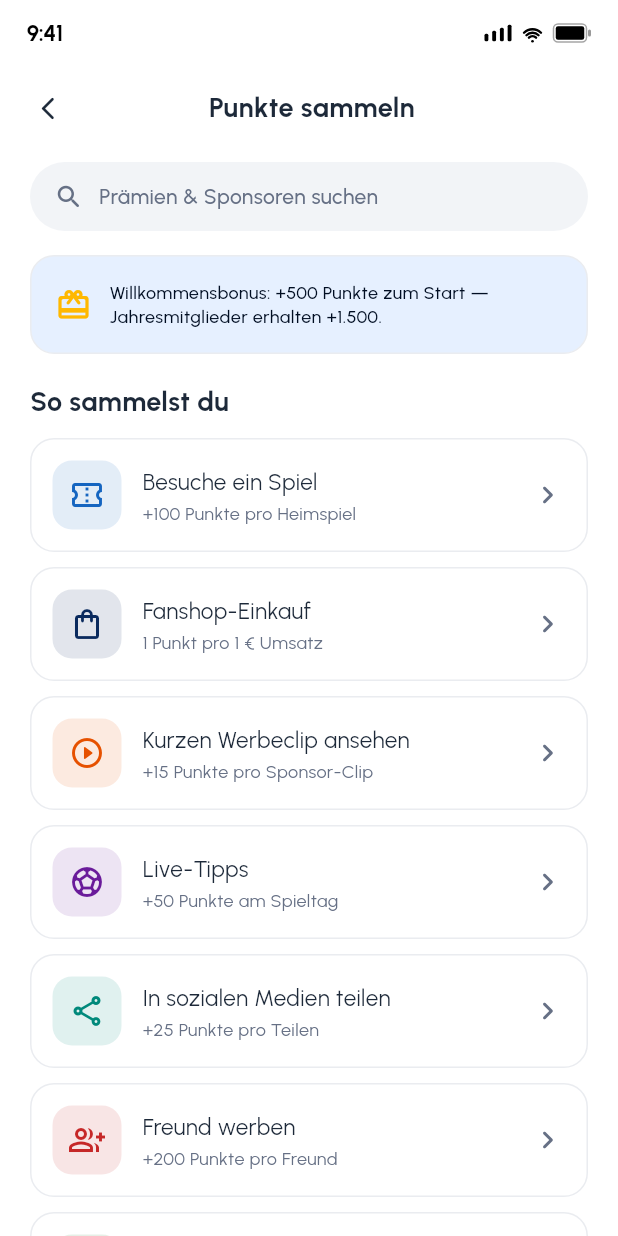
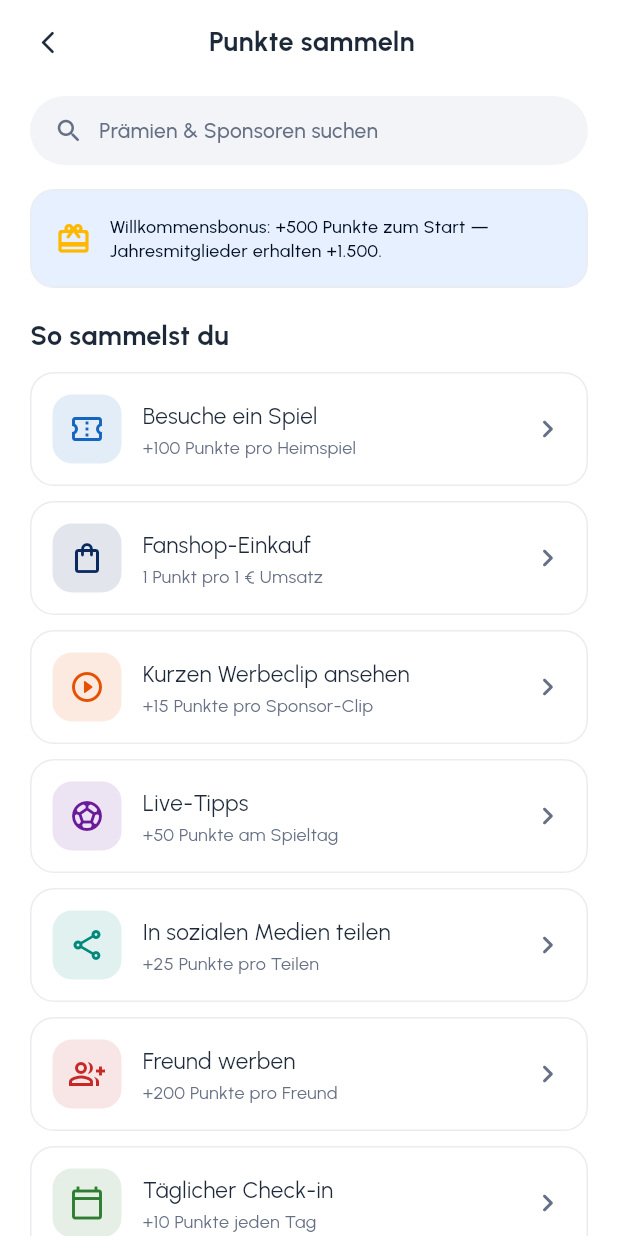
Before and after one commit to COREVIONLABS/EMBAapp-native, a Flutter app: the PointsScreen screen opened directly, after a tap on "Verdienen", on a phone screen of 412 x 824 dp. Run offline on Flutter 3.47's test engine with Material 3 defaults, Android fonts, the phone set to English and light mode, and no system bars; our stand-ins replace flutter_svg.

Commit message:
Remove fake iOS status bar; go edge-to-edge; German ticket "Home" tab [skip ci]
Drop the mock "9:41" IOSStatusBar from every screen and let content run
edge-to-edge to the top: TabScaffold/Home pad content down by the real
status-bar inset (Points' gradient bleeds under it), SubScaffold and the
auth/confirmation screens rely on their existing SafeArea. The status-bar
style is now transparent and follows the theme so the real clock stays
readable in light and dark. Also show "Home" (not "Heim") on the tickets
Home/Away filter, per convention.

Co-Authored-By: Claude Opus 4.8 <noreply@anthropic.com>
Claude-Session: https://claude.ai/code/session_0138H2TPm9wvb2D54WvCY8tL

```diff
--- a/lib/l10n/strings.dart
+++ b/lib/l10n/strings.dart
@@ -30,7 +30,6 @@ String trp(String en, {String? n, String? a, String? b}) {
 const Map<String, String> _de = {
   // ── Navigation ─────────────────────────────────────────────
   'Home': 'Home',
-  'Home Game': 'Heim',
   'Shop': 'Shop',
   'Wallet': 'Wallet',
   'Points': 'Punkte',
--- a/lib/screens/booking_confirmation_screen.dart
+++ b/lib/screens/booking_confirmation_screen.dart
@@ -14,7 +14,6 @@ class BookingConfirmationScreen extends StatelessWidget {
       backgroundColor: AppColors.surface,
       body: SafeArea(
         child: Column(children: [
-          const IOSStatusBar(),
           const Spacer(),
           Container(width: 88, height: 88, decoration: BoxDecoration(color: AppColors.successBg, shape: BoxShape.circle), child: const Icon(Icons.check_rounded, color: AppColors.success, size: 48)),
           const SizedBox(height: 20),
--- a/lib/screens/login_screen.dart
+++ b/lib/screens/login_screen.dart
@@ -26,7 +26,6 @@ class LoginScreen extends StatelessWidget {
       body: SafeArea(
         child: Column(
           children: [
-            const IOSStatusBar(),
             Expanded(
               child: ListView(
                 padding: const EdgeInsets.symmetric(horizontal: 20),
--- a/lib/screens/onboarding_screen.dart
+++ b/lib/screens/onboarding_screen.dart
@@ -1,7 +1,6 @@
 import 'package:flutter/material.dart';
 import '../theme/app_theme.dart';
 import '../widgets/app_widgets.dart';
-import '../widgets/ios_chrome.dart';
 import 'login_screen.dart';
 import '../l10n/strings.dart';
 
@@ -121,8 +120,6 @@ class _OnboardingScreenState extends State<OnboardingScreen> {
               ),
             ),
           ),
-          // Status bar on top of photo
-          const SafeArea(bottom: false, child: IOSStatusBar(color: Colors.white)),
         ],
       ),
     );
--- a/lib/screens/order_confirmation_screen.dart
+++ b/lib/screens/order_confirmation_screen.dart
@@ -15,7 +15,6 @@ class OrderConfirmationScreen extends StatelessWidget {
       body: SafeArea(
         child: Column(
           children: [
-            const IOSStatusBar(),
             const Spacer(),
             Container(
               width: 88,
--- a/lib/screens/password_reset_screen.dart
+++ b/lib/screens/password_reset_screen.dart
@@ -16,7 +16,6 @@ class PasswordResetScreen extends StatelessWidget {
       body: SafeArea(
         child: Column(
           children: [
-            const IOSStatusBar(),
             Expanded(
               child: ListView(
                 padding: const EdgeInsets.symmetric(horizontal: 20),
--- a/lib/screens/points_screen.dart
+++ b/lib/screens/points_screen.dart
@@ -43,6 +43,7 @@ class PointsScreen extends StatelessWidget {
     return TabScaffold(
       onRefresh: () => Future<void>.delayed(const Duration(milliseconds: 900)),
       skeleton: const HubSkeleton(),
+      extendTopUnderStatusBar: true,
       children: [
         // ── Top zone: header + search + hero + actions on a soft gradient ──
         Container(
@@ -53,7 +54,7 @@ class PointsScreen extends StatelessWidget {
               colors: [AppColors.brandLightest, AppColors.surface],
             ),
           ),
-          padding: const EdgeInsets.fromLTRB(20, 0, 20, 8),
+          padding: EdgeInsets.fromLTRB(20, MediaQuery.of(context).padding.top + 8, 20, 8),
           child: Column(children: [
             // Header
             Row(
--- a/lib/screens/signup_screen.dart
+++ b/lib/screens/signup_screen.dart
@@ -17,7 +17,6 @@ class SignupScreen extends StatelessWidget {
       body: SafeArea(
         child: Column(
           children: [
-            const IOSStatusBar(),
             Padding(
               padding: const EdgeInsets.symmetric(horizontal: 8),
               child: Row(
--- a/lib/screens/splash_screen.dart
+++ b/lib/screens/splash_screen.dart
@@ -32,7 +32,6 @@ class _SplashScreenState extends State<SplashScreen> {
       body: SafeArea(
         child: Column(
           children: [
-            const IOSStatusBar(color: Colors.white),
             const Spacer(),
             Container(
               width: 96,
--- a/lib/screens/tickets_screen.dart
+++ b/lib/screens/tickets_screen.dart
@@ -29,7 +29,7 @@ class TicketsScreen extends StatefulWidget {
 
 class _TicketsScreenState extends State<TicketsScreen> {
   int _tab = 0;
-  static const _tabs = ['All', 'Home Game', 'Away'];
+  static const _tabs = ['All', 'Home', 'Away'];
   @override
   Widget build(BuildContext context) {
     final list = _tickets.where((t) => _tab == 0 || (_tab == 1 && t.isHome) || (_tab == 2 && !t.isHome)).toList();
--- a/lib/widgets/sub_scaffold.dart
+++ b/lib/widgets/sub_scaffold.dart
@@ -1,6 +1,5 @@
 import 'package:flutter/material.dart';
 import '../theme/app_theme.dart';
-import 'ios_chrome.dart';
 
 /// Scaffold for pushed detail screens with a back title bar.
 class SubScaffold extends StatelessWidget {
@@ -26,7 +25,6 @@ class SubScaffold extends StatelessWidget {
         bottom: false,
         child: Column(
           children: [
-            const IOSStatusBar(),
             _bar(context),
             Expanded(child: ListView(padding: padding, children: children)),
             if (bottomBar != null)
--- a/lib/widgets/tab_scaffold.dart
+++ b/lib/widgets/tab_scaffold.dart
@@ -1,7 +1,6 @@
 import 'package:flutter/material.dart';
 import '../theme/app_theme.dart';
 import 'app_widgets.dart';
-import 'ios_chrome.dart';
 
 /// Standard header used across secondary tabs: title + optional trailing bell.
 class TabHeader extends StatelessWidget {
@@ -55,7 +54,13 @@ class TabScaffold extends StatefulWidget {
   /// reveals its content instead of snapping in. Pass a [HubSkeleton] or a
   /// screen-specific skeleton; omit for no loading phase.
   final Widget? skeleton;
-  const TabScaffold({super.key, required this.children, this.onRefresh, this.skeleton});
+
+  /// When true the content starts at y=0 (behind the OS status bar) so a
+  /// coloured top zone can bleed edge-to-edge; the first child must then add
+  /// its own top inset. When false the list is padded down by the status-bar
+  /// inset so content clears the clock.
+  final bool extendTopUnderStatusBar;
+  const TabScaffold({super.key, required this.children, this.onRefresh, this.skeleton, this.extendTopUnderStatusBar = false});
 
   @override
   State<TabScaffold> createState() => _TabScaffoldState();
@@ -76,22 +81,18 @@ class _TabScaffoldState extends State<TabScaffold> {
 
   @override
   Widget build(BuildContext context) {
+    final topInset = MediaQuery.of(context).padding.top;
     final list = ListView(
-      padding: const EdgeInsets.only(bottom: 120),
+      padding: EdgeInsets.only(top: widget.extendTopUnderStatusBar ? 0 : topInset + 6, bottom: 120),
       children: [
-        const IOSStatusBar(),
-        const SizedBox(height: 12),
         if (_loading) widget.skeleton! else ...widget.children,
       ],
     );
     return Container(
       color: AppColors.surface,
-      child: SafeArea(
-        bottom: false,
-        child: widget.onRefresh == null || _loading
-            ? list
-            : RefreshIndicator(onRefresh: widget.onRefresh!, color: AppColors.brandPrimary, child: list),
-      ),
+      child: widget.onRefresh == null || _loading
+          ? list
+          : RefreshIndicator(onRefresh: widget.onRefresh!, color: AppColors.brandPrimary, child: list),
     );
   }
 }
```
Also changed, not shown: lib/main.dart (+7 -1 lines), lib/screens/home_matchday.dart (+5 -11 lines).
